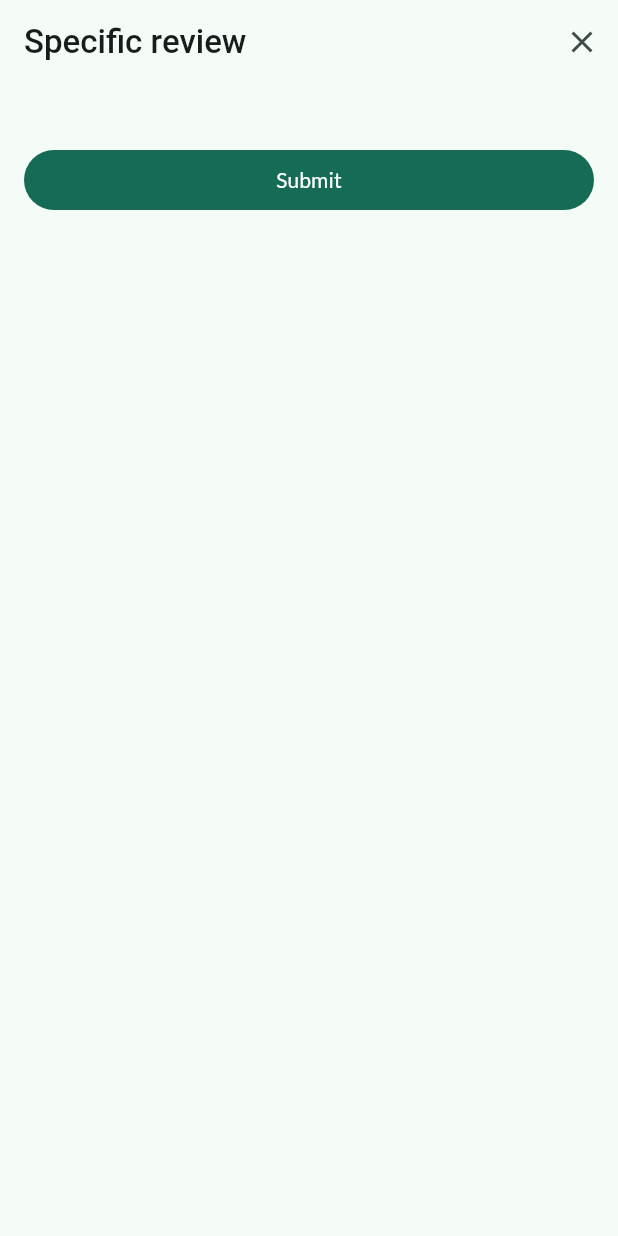
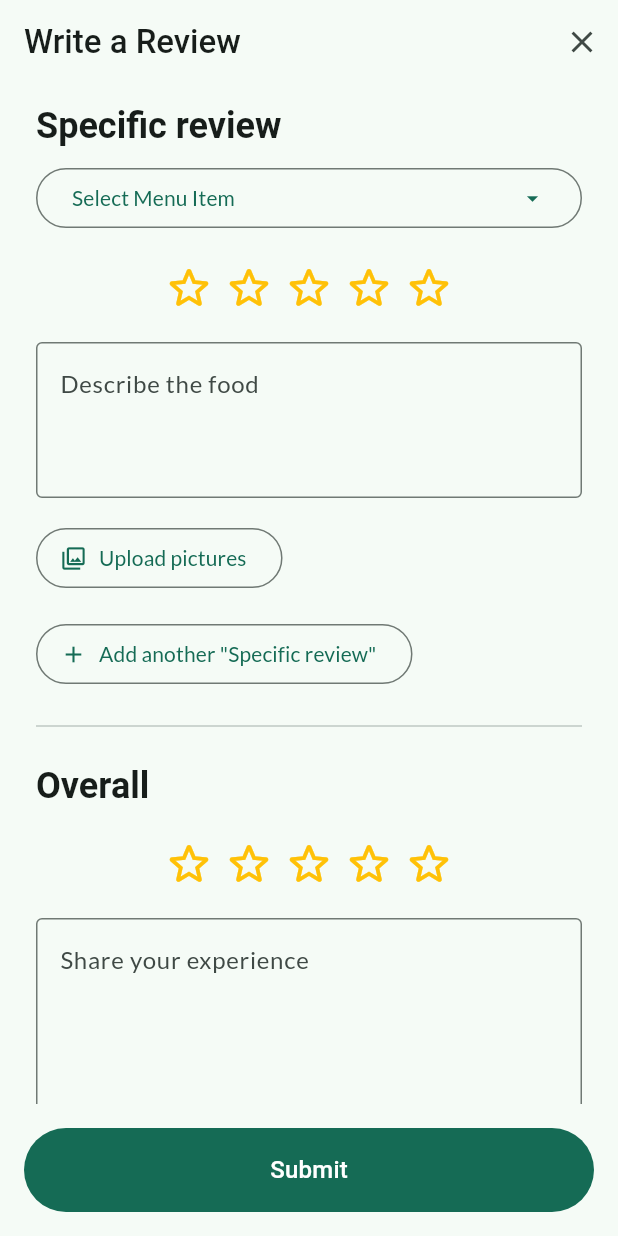
Before and after one commit to rogerfan48/SS-foodie, a Flutter app: the RestaurantWriteReviewPage screen opened directly, on a phone screen of 412 x 824 dp. Run offline on Flutter 3.47's test engine with Material 3 defaults, Android fonts, the phone set to English and light mode, and no system bars; our stand-ins replace cloud_firestore, firebase_auth, firebase_core, firebase_storage, go_router, google_fonts and 3 more; accounts and stored records are empty; Roboto replaces fonts that are missing (Signika).

Commit message:
feat: Write Review Page Structure

```diff
--- a/lib/models/review_model.dart
+++ b/lib/models/review_model.dart
@@ -1,5 +1,5 @@
 class ReviewModel {
-  final String reviewID;
+  final String? reviewID;
   final String reviewerID;
   final String restaurantID;
   final String? dishID;
@@ -12,7 +12,7 @@ class ReviewModel {
   final List<String> reviewImgURLs;
 
   ReviewModel({
-    required this.reviewID,
+    this.reviewID,
     required this.reviewerID,
     required this.restaurantID,
     List<String>? agreedBy,
--- /dev/null
+++ b/lib/models/specific_review_state.dart
@@ -0,0 +1,17 @@
+import 'package:flutter/material.dart';
+import 'package:foodie/models/dish_model.dart';
+import 'package:image_picker/image_picker.dart';
+
+class SpecificReviewState {
+  DishModel? selectedDish;
+  int rating;
+  final TextEditingController contentController;
+  List<XFile> images;
+
+  SpecificReviewState({
+    this.selectedDish,
+    this.rating = 0,
+    List<XFile>? images,
+  }) : contentController = TextEditingController(),
+       images = images ?? [];
+}
--- a/lib/pages/restaurant_write_review_page.dart
+++ b/lib/pages/restaurant_write_review_page.dart
@@ -1,48 +1,188 @@
 import 'package:flutter/material.dart';
+import 'package:foodie/models/dish_model.dart';
+import 'package:foodie/view_models/write_review_vm.dart';
+import 'package:foodie/widgets/restaurant/star_rating_input.dart';
+import 'package:provider/provider.dart';
 
-class RestaurantWriteReviewPage extends StatefulWidget {
+class RestaurantWriteReviewPage extends StatelessWidget {
   const RestaurantWriteReviewPage({super.key});
 
   @override
-  State<RestaurantWriteReviewPage> createState() => _RestaurantWriteReviewPageState();
-}
+  Widget build(BuildContext context) {
+    final vm = context.watch<WriteReviewViewModel>();
+    final textTheme = Theme.of(context).textTheme;
 
-class _RestaurantWriteReviewPageState extends State<RestaurantWriteReviewPage> {
-  // 這裡可以加入 TextEditingController 等來管理表單狀態
-
-  @override
-  Widget build(BuildContext context) {
-    return Scaffold(
+    return Dialog.fullscreen(
+      child: SafeArea(
+        child: Scaffold(
           appBar: AppBar(
-        title: const Text('Specific review'),
+            title: const Text('Write a Review'),
             actions: [
               IconButton(
                 icon: const Icon(Icons.close),
-            onPressed: () => Navigator.of(context).pop(), // 向下收回
-          )
+                onPressed: () => Navigator.of(context).pop(),
+              ),
             ],
-        automaticallyImplyLeading: false, // 隱藏預設的返回按鈕
+            automaticallyImplyLeading: false,
           ),
           body: SingleChildScrollView(
-        padding: const EdgeInsets.all(16.0),
+            padding: const EdgeInsets.symmetric(horizontal: 24.0, vertical: 12.0),
             child: Column(
-          // 這裡根據您的設計圖 (CleanShot ... at 22.27.09) 建立表單 UI
+              crossAxisAlignment: CrossAxisAlignment.start,
               children: [
-            // ... Specific review, Overall, Price ...
-            const SizedBox(height: 24),
-            SizedBox(
-              width: double.infinity,
-              child: FilledButton(
-                child: const Text('Submit'),
-                onPressed: () {
-                  // TODO: 執行提交評論的邏輯
-                  // 提交後也可以用 Navigator.of(context).pop(); 關閉
-                },
+                Text('Specific review', style: textTheme.headlineSmall),
+                const SizedBox(height: 8),
+                // 動態生成菜色評論區塊
+                ListView.separated(
+                  physics: const NeverScrollableScrollPhysics(),
+                  shrinkWrap: true,
+                  itemCount: vm.specificReviews.length,
+                  separatorBuilder: (context, index) => const Divider(height: 32),
+                  itemBuilder: (context, index) => _buildSpecificReviewForm(context, vm, index),
+                ),
+                const SizedBox(height: 16),
+                OutlinedButton.icon(
+                  icon: const Icon(Icons.add),
+                  label: const Text('Add another "Specific review"'),
+                  onPressed: vm.addSpecificReview,
+                ),
+                const Divider(height: 48),
+                // 整體評論區塊
+                Text('Overall', style: textTheme.headlineSmall),
+                const SizedBox(height: 16),
+                Center(
+                  child: StarRatingInput(
+                    rating: vm.overallRating,
+                    onRatingChanged: vm.setOverallRating,
                   ),
                 ),
+                const SizedBox(height: 16),
+                TextFormField(
+                  controller: vm.overallContentController,
+                  decoration: const InputDecoration(
+                    hintText: 'Share your experience',
+                    border: OutlineInputBorder(),
+                  ),
+                  maxLines: 4,
+                ),
+                const Divider(height: 48),
+                // 價格區塊
+                Text('Price', style: textTheme.headlineSmall),
+                const SizedBox(height: 16),
+                _buildPriceSelector(context, vm),
               ],
+            ),
+          ),
+          bottomNavigationBar: Padding(
+            padding: const EdgeInsets.all(16.0),
+            child: FilledButton(
+              style: FilledButton.styleFrom(padding: const EdgeInsets.symmetric(vertical: 16)),
+              onPressed: () {
+                vm.submitReview();
+                Navigator.of(context).pop(); // 提交後關閉頁面
+              },
+              child: Text(
+                'Submit',
+                style: Theme.of(
+                  context,
+                ).textTheme.titleMedium?.copyWith(color: Theme.of(context).colorScheme.onPrimary),
+              ),
+            ),
+          ),
         ),
       ),
     );
   }
+
+  // 輔助方法：建立單一菜色評論的表單
+  Widget _buildSpecificReviewForm(BuildContext context, WriteReviewViewModel vm, int index) {
+    final state = vm.specificReviews[index];
+    return Column(
+      crossAxisAlignment: CrossAxisAlignment.start,
+      children: [
+        OutlinedButton(
+          child: Row(
+            mainAxisAlignment: MainAxisAlignment.spaceBetween,
+            children: [
+              Text(state.selectedDish?.dishName ?? 'Select Menu Item'),
+              const Icon(Icons.arrow_drop_down),
+            ],
+          ),
+          onPressed: () async {
+            // 彈出菜單選擇器
+            final DishModel? selectedDish = await showModalBottomSheet(
+              context: context,
+              builder: (_) => _buildDishSelector(context, vm.categorizedMenu),
+            );
+            if (selectedDish != null) {
+              vm.setDish(index, selectedDish);
             }
+          },
+        ),
+        const SizedBox(height: 16),
+        Center(
+          child: StarRatingInput(
+            rating: state.rating,
+            onRatingChanged: (rating) => vm.setDishRating(index, rating),
+          ),
+        ),
+        const SizedBox(height: 16),
+        TextFormField(
+          controller: state.contentController,
+          decoration: const InputDecoration(
+            hintText: 'Describe the food',
+            border: OutlineInputBorder(),
+          ),
+          maxLines: 3,
+        ),
+        const SizedBox(height: 16),
+        OutlinedButton.icon(
+          icon: const Icon(Icons.photo_library_outlined),
+          label: const Text('Upload pictures'),
+          onPressed: () => vm.pickImages(index),
+        ),
+      ],
+    );
+  }
+
+  // 輔助方法：建立價格選擇器
+  Widget _buildPriceSelector(BuildContext context, WriteReviewViewModel vm) {
+    final prices = {1: '\$', 2: '\$\$', 3: '\$\$\$', 4: '\$\$\$\$'};
+    return Wrap(
+      spacing: 8.0,
+      children:
+          prices.entries.map((entry) {
+            return ChoiceChip(
+              label: Text(entry.value),
+              selected: vm.selectedPrice == entry.key,
+              onSelected: (selected) {
+                if (selected) vm.setPrice(entry.key);
+              },
+            );
+          }).toList(),
+    );
+  }
+
+  // 輔助方法：建立菜色選擇器的內容
+  Widget _buildDishSelector(BuildContext context, Map<String, List<DishModel>> menu) {
+    return ListView.builder(
+      itemCount: menu.keys.length,
+      itemBuilder: (context, index) {
+        final category = menu.keys.elementAt(index);
+        final dishes = menu[category]!;
+        return ExpansionTile(
+          title: Text(category),
+          children:
+              dishes
+                  .map(
+                    (dish) => ListTile(
+                      title: Text(dish.dishName),
+                      onTap: () => Navigator.of(context).pop(dish),
+                    ),
+                  )
+                  .toList(),
+        );
+      },
+    );
+  }
+}
--- /dev/null
+++ b/lib/view_models/write_review_vm.dart
@@ -0,0 +1,86 @@
+import 'package:flutter/material.dart';
+import 'package:foodie/models/dish_model.dart';
+import 'package:foodie/models/specific_review_state.dart';
+import 'package:image_picker/image_picker.dart';
+
+class WriteReviewViewModel with ChangeNotifier {
+  final Map<String, List<DishModel>> _categorizedMenu;
+  final ImagePicker _picker = ImagePicker();
+
+  // State variables
+  final List<SpecificReviewState> specificReviews = [SpecificReviewState()]; // one initial review
+  final TextEditingController overallContentController = TextEditingController();
+  int overallRating = 0;
+  int? selectedPrice;
+
+  // Getters
+  Map<String, List<DishModel>> get categorizedMenu => _categorizedMenu;
+
+  WriteReviewViewModel(this._categorizedMenu);
+
+  void addSpecificReview() {
+    specificReviews.add(SpecificReviewState());
+    notifyListeners();
+  }
+
+  void removeSpecificReview(int index) {
+    if (specificReviews.length > 1) {
+      specificReviews.removeAt(index);
+      notifyListeners();
+    }
+  }
+
+  void setDish(int index, DishModel dish) {
+    specificReviews[index].selectedDish = dish;
+    notifyListeners();
+  }
+
+  void setDishRating(int index, int rating) {
+    specificReviews[index].rating = rating;
+    notifyListeners();
+  }
+
+  void setOverallRating(int rating) {
+    overallRating = rating;
+    notifyListeners();
+  }
+
+  void setPrice(int price) {
+    selectedPrice = price;
+    notifyListeners();
+  }
+
+  Future<void> pickImages(int index) async {
+    final List<XFile> pickedFiles = await _picker.pickMultiImage();
+    if (pickedFiles.isNotEmpty) {
+      specificReviews[index].images.addAll(pickedFiles);
+      notifyListeners();
+    }
+  }
+
+  void submitReview() {
+    // TODO: 整合所有表單數據，轉換成 ReviewModel，並呼叫 ReviewRepository 的方法上傳
+    print('--- Submitting Review ---');
+    for (var i = 0; i < specificReviews.length; i++) {
+      print('Dish Review #${i+1}:');
+      print('Dish: ${specificReviews[i].selectedDish?.dishName}');
+      print('Rating: ${specificReviews[i].rating}');
+      print('Content: ${specificReviews[i].contentController.text}');
+      print('Images: ${specificReviews[i].images.length}');
+    }
+    print('-------------------------');
+    print('Overall Rating: $overallRating');
+    print('Overall Content: ${overallContentController.text}');
+    print('Price Level: $selectedPrice');
+    print('-------------------------');
+  }
+
+  @override
+  void dispose() {
+    for (var review in specificReviews) {
+      review.contentController.dispose();
+    }
+    overallContentController.dispose();
+    super.dispose();
+  }
+}
--- /dev/null
+++ b/lib/widgets/restaurant/star_rating_input.dart
@@ -0,0 +1,33 @@
+import 'package:flutter/material.dart';
+
+class StarRatingInput extends StatelessWidget {
+  final int rating;
+  final ValueChanged<int> onRatingChanged;
+  final double size;
+
+  const StarRatingInput({
+    super.key,
+    required this.rating,
+    required this.onRatingChanged,
+    this.size = 36.0,
+  });
+
+  @override
+  Widget build(BuildContext context) {
+    return Row(
+      mainAxisSize: MainAxisSize.min,
+      children: List.generate(5, (index) {
+        return IconButton(
+          onPressed: () => onRatingChanged(index + 1),
+          icon: Icon(
+            index < rating ? Icons.star_rounded : Icons.star_outline_rounded,
+            color: Colors.amber,
+            size: size,
+          ),
+          padding: EdgeInsets.zero,
+          visualDensity: VisualDensity.compact,
+        );
+      }),
+    );
+  }
+}
--- a/pubspec.yaml
+++ b/pubspec.yaml
@@ -46,6 +46,7 @@ dependencies:
   google_sign_in: ^6.3.0
   url_launcher: ^6.2.1
   firebase_storage: ^12.4.6
+  image_picker: ^1.1.2
 
 
 dev_dependencies:
```
Also changed, not shown: lib/pages/restaurant_reviews_page.dart (+7 -1 lines), lib/widgets/review_card.dart (deleted, +0 -107 lines). Lines whose indentation alone changed are shown as unchanged.
